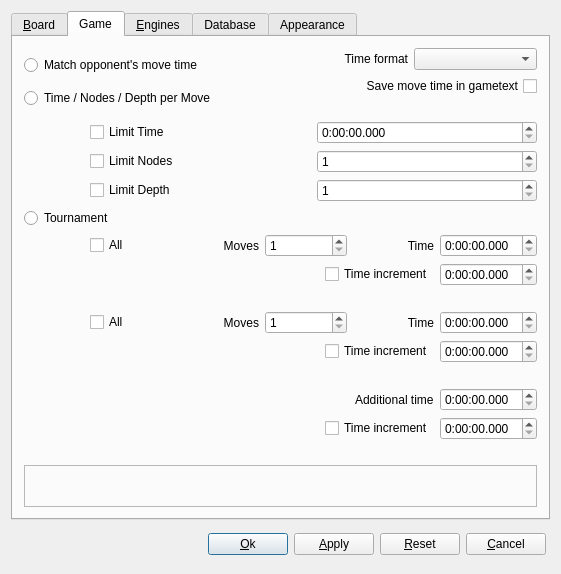
Old version of the form src/gui/preferences.ui in the repository franzm/shatrabase.
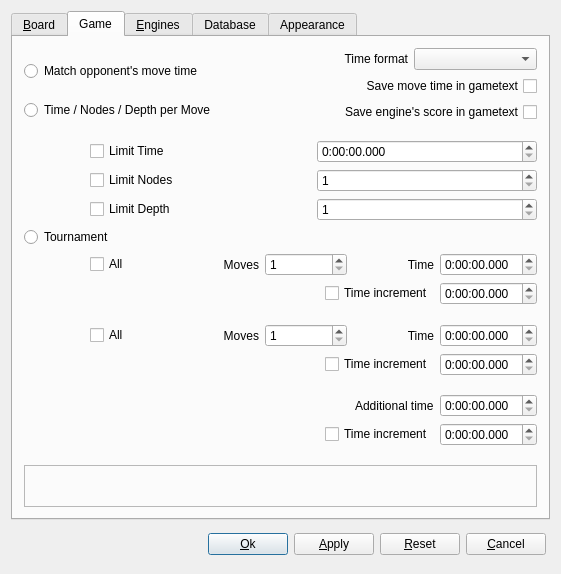
New version of the form. Custom widgets are drawn as their Qt base class.

Commit message: save&continue + score in movetext + other little things

Diff of the .ui file:
```diff
--- a/src/gui/preferences.ui
+++ b/src/gui/preferences.ui
@@ -476,6 +476,16 @@
              </property>
             </widget>
            </item>
+           <item>
+            <widget class="QCheckBox" name="cbSaveScore">
+             <property name="layoutDirection">
+              <enum>Qt::RightToLeft</enum>
+             </property>
+             <property name="text">
+              <string>Save engine's score in gametext</string>
+             </property>
+            </widget>
+           </item>
            <item>
             <spacer name="verticalSpacer_5">
              <property name="orientation">
```
The commit also changes 11 other files.
